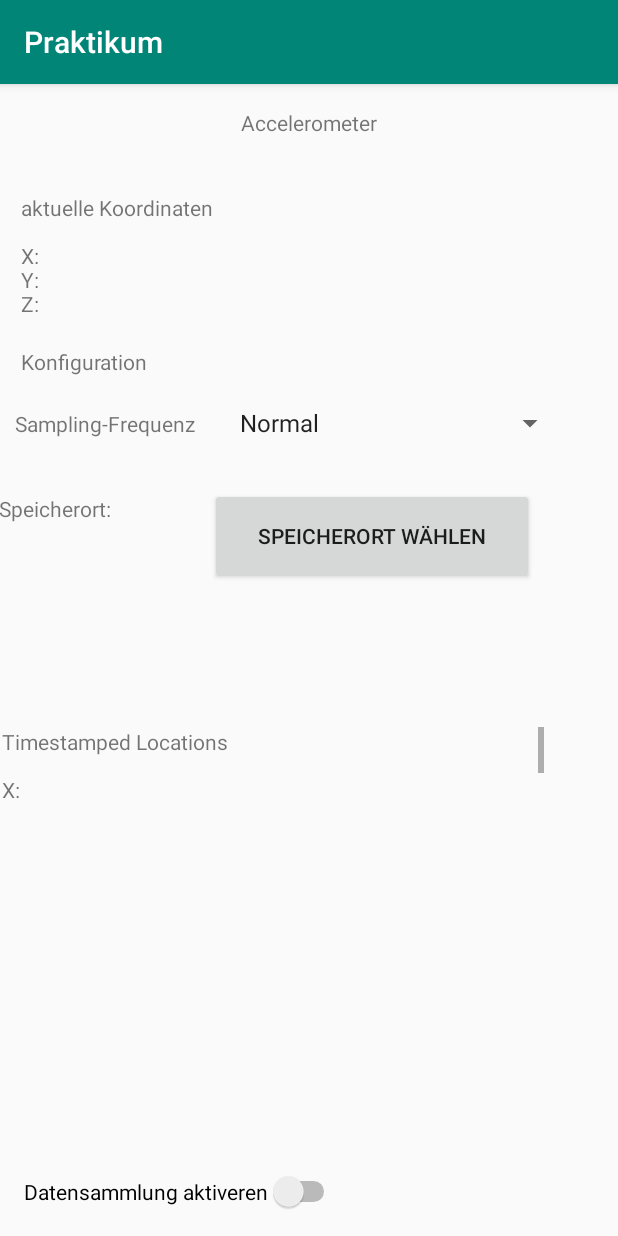
After one commit to magharmi/LokalisierungPraktikum, an Android app: the Accelerometer screen opened directly, with no data from a screen before it, on a phone screen of 412 x 824 dp. The commit adds this screen. Run offline under Robolectric (Android 15) with nearby library versions, the phone set to English and light mode, and no system bars.

Commit message:
Beschreibung
Accelerometer eingebaut.
Je nachdem was man auswählt (GPS, Accelerometer) wird man zu jeweiligen Activity gebracht. Bei Accelerometer kann man die Sampling-Frequenz einstellen und bei aktiver Datensammlung wird die Konfiguration deaktiviert.

```diff
--- a/Praktikum/app/src/main/AndroidManifest.xml
+++ b/Praktikum/app/src/main/AndroidManifest.xml
@@ -4,6 +4,7 @@
 
     <uses-permission android:name="android.permission.ACCESS_COARSE_LOCATION" />
     <uses-permission android:name="android.permission.ACCESS_FINE_LOCATION" />
+
     <application
         android:allowBackup="true"
         android:icon="@mipmap/ic_launcher"
@@ -11,10 +12,12 @@
         android:roundIcon="@mipmap/ic_launcher_round"
         android:supportsRtl="true"
         android:theme="@style/AppTheme">
-        <activity android:name=".GPS"/>
+        <activity android:name=".Accelerometer"></activity>
+        <activity android:name=".GPS" />
         <activity android:name=".MainActivity">
             <intent-filter>
                 <action android:name="android.intent.action.MAIN" />
+
                 <category android:name="android.intent.category.LAUNCHER" />
             </intent-filter>
         </activity>
--- /dev/null
+++ b/Praktikum/app/src/main/java/com/example/praktikum/Accelerometer.java
@@ -0,0 +1,95 @@
+package com.example.praktikum;
+
+import androidx.appcompat.app.AppCompatActivity;
+
+import android.hardware.Sensor;
+import android.hardware.SensorEvent;
+import android.hardware.SensorEventListener;
+import android.hardware.SensorManager;
+import android.location.LocationListener;
+import android.location.LocationManager;
+import android.os.Bundle;
+import android.util.Log;
+import android.widget.Button;
+import android.widget.CompoundButton;
+import android.widget.Spinner;
+import android.widget.Switch;
+import android.widget.TextView;
+
+public class Accelerometer extends AppCompatActivity {
+
+    Switch switchOnOff;
+    TextView textViewAccelerometerKoordinaten;
+    SensorManager sensorMan;
+    Spinner spinnerSamplingFrequenzen;
+    Button buttonSpeicherort;
+
+    @Override
+    protected void onCreate(Bundle savedInstanceState) {
+        super.onCreate(savedInstanceState);
+        setContentView(R.layout.activity_accelerometer);
+
+        //Initialisierung
+        sensorMan = (SensorManager) getSystemService(SENSOR_SERVICE);
+        switchOnOff = findViewById(R.id.switchOnOff);
+
+        textViewAccelerometerKoordinaten = findViewById(R.id.textViewAccelerometerKoordinaten);
+        spinnerSamplingFrequenzen = findViewById(R.id.spinnerSamplingFrequenzen);
+        buttonSpeicherort = findViewById(R.id.buttonSpeicherort);
+
+
+        final SensorEventListener sensEventList = new SensorEventListener() {
+            @Override
+            public void onSensorChanged(SensorEvent event) {
+                switch (event.sensor.getType()) {
+                    case Sensor.TYPE_ACCELEROMETER:
+                        textViewAccelerometerKoordinaten.setText("Aktuelle Koordinaten\n\nX: " + event.values[0] + "\nY: " + event.values[1] + "\nZ: " + event.values[2]);
+                        break;
+                }
+            }
+
+            @Override
+            public void onAccuracyChanged(Sensor sensor, int accuracy) {
+
+            }
+        };
+
+        switchOnOff.setOnCheckedChangeListener(new CompoundButton.OnCheckedChangeListener() {
+            @Override
+            public void onCheckedChanged(CompoundButton buttonView, boolean isChecked) {
+                if (isChecked == true) {
+                    switchOnOff.setText("Datensammlung deaktivieren");
+                    konfigurationAktiv(false);
+                    sensorMan.registerListener(sensEventList, sensorMan.getDefaultSensor(Sensor.TYPE_ACCELEROMETER), getSensorDelay());
+                    Log.e("Sensor-Delay", ""+getSensorDelay());
+                } else {
+                    switchOnOff.setText("Datensammlung aktivieren");
+                    konfigurationAktiv(true);
+                    sensorMan.unregisterListener(sensEventList);
+                }
+            }
+        });
+    }
+
+    public int getSensorDelay(){
+        if(spinnerSamplingFrequenzen.getSelectedItem().toString().equals("Normal")){
+            return SensorManager.SENSOR_DELAY_NORMAL;
+        }
+        else if(spinnerSamplingFrequenzen.getSelectedItem().toString().equals("UI")){
+            return SensorManager.SENSOR_DELAY_UI;
+        }
+        else if(spinnerSamplingFrequenzen.getSelectedItem().toString().equals("Game")){
+            return SensorManager.SENSOR_DELAY_GAME;
+        }
+        else if(spinnerSamplingFrequenzen.getSelectedItem().toString().equals("Fastest")){
+            return SensorManager.SENSOR_DELAY_FASTEST;
+        }
+        else
+            return SensorManager.SENSOR_DELAY_NORMAL;
+    }
+
+    public void konfigurationAktiv(boolean aktivDeaktiv){
+        spinnerSamplingFrequenzen.setEnabled(aktivDeaktiv);
+        buttonSpeicherort.setEnabled(aktivDeaktiv);
+    }
+}
--- a/Praktikum/app/src/main/java/com/example/praktikum/MainActivity.java
+++ b/Praktikum/app/src/main/java/com/example/praktikum/MainActivity.java
@@ -11,6 +11,7 @@ import android.widget.Spinner;
 public class MainActivity extends AppCompatActivity {
 
     Button buttonWeiter;
+    Spinner spinnerDatenquellen;
 
     @Override
     protected void onCreate(Bundle savedInstanceState) {
@@ -19,11 +20,17 @@ public class MainActivity extends AppCompatActivity {
 
         //Initialisierung
         buttonWeiter = findViewById(R.id.buttonWeiter);
+        spinnerDatenquellen = findViewById(R.id.spinnerDatenquellen);
 
         buttonWeiter.setOnClickListener(new View.OnClickListener() {
             @Override
             public void onClick(View v) {
-                startActivity(new Intent(MainActivity.this, GPS.class));
+                if(spinnerDatenquellen.getSelectedItem().toString().equals("Accelerometer")) {
+                    startActivity(new Intent(MainActivity.this, Accelerometer.class));
+                }
+                else if(spinnerDatenquellen.getSelectedItem().toString().equals("GPS")){
+                    startActivity(new Intent(MainActivity.this, GPS.class));
+                }
             }
         });
 
--- /dev/null
+++ b/Praktikum/app/src/main/res/layout/activity_accelerometer.xml
@@ -0,0 +1,124 @@
+<?xml version="1.0" encoding="utf-8"?>
+<androidx.constraintlayout.widget.ConstraintLayout xmlns:android="http://schemas.android.com/apk/res/android"
+    xmlns:app="http://schemas.android.com/apk/res-auto"
+    xmlns:tools="http://schemas.android.com/tools"
+    android:layout_width="match_parent"
+    android:layout_height="match_parent"
+    tools:context=".Accelerometer">
+
+    <Switch
+        android:id="@+id/switchOnOff"
+        android:layout_width="wrap_content"
+        android:layout_height="wrap_content"
+        android:layout_marginStart="16dp"
+        android:layout_marginBottom="16dp"
+        android:text="Datensammlung aktiveren"
+        app:layout_constraintBottom_toBottomOf="parent"
+        app:layout_constraintStart_toStartOf="parent"
+        app:layout_constraintTop_toBottomOf="@+id/scrollView2" />
+
+    <TextView
+        android:id="@+id/textViewUeberschriftAccelerometer"
+        android:layout_width="wrap_content"
+        android:layout_height="wrap_content"
+        android:layout_marginTop="16dp"
+        android:layout_marginBottom="37dp"
+        android:text="Accelerometer"
+        app:layout_constraintBottom_toTopOf="@+id/textViewAccelerometerKoordinaten"
+        app:layout_constraintEnd_toEndOf="parent"
+        app:layout_constraintStart_toStartOf="parent"
+        app:layout_constraintTop_toTopOf="parent" />
+
+    <TextView
+        android:id="@+id/textViewAccelerometerKoordinaten"
+        android:layout_width="wrap_content"
+        android:layout_height="wrap_content"
+        android:layout_marginStart="14dp"
+        android:layout_marginBottom="19dp"
+        android:text="aktuelle Koordinaten\n\nX:\nY:\nZ:"
+        app:layout_constraintBottom_toTopOf="@+id/textViewUeberschriftKonfiguration"
+        app:layout_constraintStart_toStartOf="parent"
+        app:layout_constraintTop_toBottomOf="@+id/textViewUeberschriftAccelerometer" />
+
+    <TextView
+        android:id="@+id/textViewUeberschriftKonfiguration"
+        android:layout_width="wrap_content"
+        android:layout_height="wrap_content"
+        android:layout_marginStart="14dp"
+        android:layout_marginBottom="15dp"
+        android:text="Konfiguration"
+        app:layout_constraintBottom_toTopOf="@+id/spinnerSamplingFrequenzen"
+        app:layout_constraintStart_toStartOf="parent"
+        app:layout_constraintTop_toBottomOf="@+id/textViewAccelerometerKoordinaten" />
+
+    <Spinner
+        android:id="@+id/spinnerSamplingFrequenzen"
+        android:layout_width="225dp"
+        android:layout_height="32dp"
+        android:layout_marginEnd="39dp"
+        android:layout_marginBottom="27dp"
+        android:entries="@array/spinner_SamplingFrequenzen"
+        app:layout_constraintBottom_toTopOf="@+id/buttonSpeicherort"
+        app:layout_constraintEnd_toEndOf="parent"
+        app:layout_constraintStart_toEndOf="@+id/textViewSamplingFrequenz"
+        app:layout_constraintTop_toBottomOf="@+id/textViewUeberschriftKonfiguration" />
+
+    <TextView
+        android:id="@+id/textViewSamplingFrequenz"
+        android:layout_width="wrap_content"
+        android:layout_height="wrap_content"
+        android:layout_marginStart="14dp"
+        android:layout_marginEnd="22dp"
+        android:text="Sampling-Frequenz"
+        app:layout_constraintBaseline_toBaselineOf="@+id/spinnerSamplingFrequenzen"
+        app:layout_constraintEnd_toStartOf="@+id/spinnerSamplingFrequenzen"
+        app:layout_constraintStart_toStartOf="parent" />
+
+    <TextView
+        android:id="@+id/textViewSpeicherort"
+        android:layout_width="wrap_content"
+        android:layout_height="wrap_content"
+        android:layout_marginStart="16dp"
+        android:layout_marginTop="37dp"
+        android:layout_marginEnd="65dp"
+        android:text="Speicherort:"
+        app:layout_constraintEnd_toStartOf="@+id/buttonSpeicherort"
+        app:layout_constraintStart_toStartOf="parent"
+        app:layout_constraintTop_toBottomOf="@+id/textViewSamplingFrequenz" />
+
+    <ScrollView
+        android:id="@+id/scrollView2"
+        android:layout_width="361dp"
+        android:layout_height="0dp"
+        android:layout_marginStart="1dp"
+        android:layout_marginBottom="245dp"
+        app:layout_constraintBottom_toTopOf="@+id/switchOnOff"
+        app:layout_constraintStart_toStartOf="parent"
+        app:layout_constraintTop_toBottomOf="@+id/buttonSpeicherort">
+
+        <LinearLayout
+            android:layout_width="match_parent"
+            android:layout_height="wrap_content"
+            android:orientation="vertical">
+
+            <TextView
+                android:id="@+id/textViewTimestampedLocations"
+                android:layout_width="330dp"
+                android:layout_height="match_parent"
+                android:text="Timestamped Locations\n\nX:\nY:\nZ:" />
+        </LinearLayout>
+    </ScrollView>
+
+    <Button
+        android:id="@+id/buttonSpeicherort"
+        android:layout_width="216dp"
+        android:layout_height="64dp"
+        android:layout_marginEnd="73dp"
+        android:layout_marginBottom="95dp"
+        android:text="Speicherort wählen"
+        app:layout_constraintBottom_toTopOf="@+id/scrollView2"
+        app:layout_constraintEnd_toEndOf="parent"
+        app:layout_constraintStart_toEndOf="@+id/textViewSpeicherort"
+        app:layout_constraintTop_toBottomOf="@+id/spinnerSamplingFrequenzen" />
+
+</androidx.constraintlayout.widget.ConstraintLayout>
--- a/Praktikum/app/src/main/res/values/strings.xml
+++ b/Praktikum/app/src/main/res/values/strings.xml
@@ -9,6 +9,7 @@
 
     <string-array name="spinner_SamplingFrequenzen">
         <item>Normal</item>
+        <item>UI</item>
         <item>Gaming</item>
         <item>Fastest</item>
     </string-array>
```
Also changed, not shown: Praktikum/app/src/main/java/com/example/praktikum/GPS.java (+0 -7 lines).
